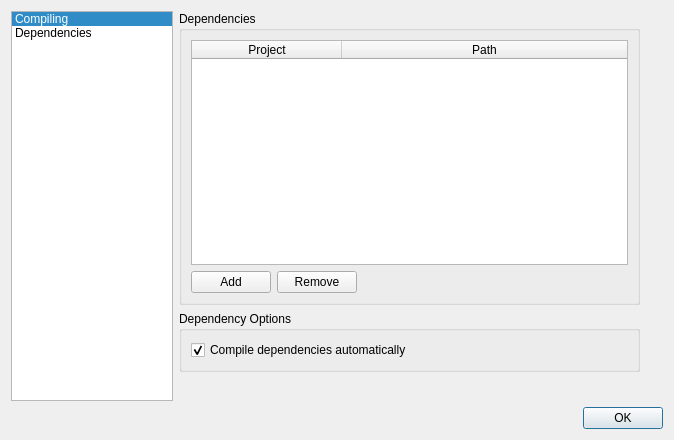
First picture: the form in ui/ProjectSettingsDialog.ui, repository kipr/kiss, before the edit.
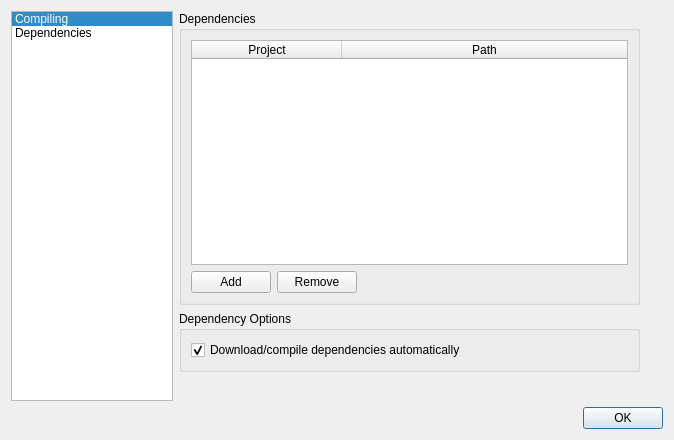
Second picture: the form after the edit. The open tabs and pages were chosen to show the change.

Commit message: Clarify that dependencies are automatically downloaded

```diff
--- a/ui/ProjectSettingsDialog.ui
+++ b/ui/ProjectSettingsDialog.ui
@@ -265,7 +265,7 @@
              <item>
               <widget class="QCheckBox" name="ui_boxAutoDep">
                <property name="text">
-                <string>Compile dependencies automatically</string>
+                <string>Download/compile dependencies automatically</string>
                </property>
                <property name="checked">
                 <bool>true</bool>
```
